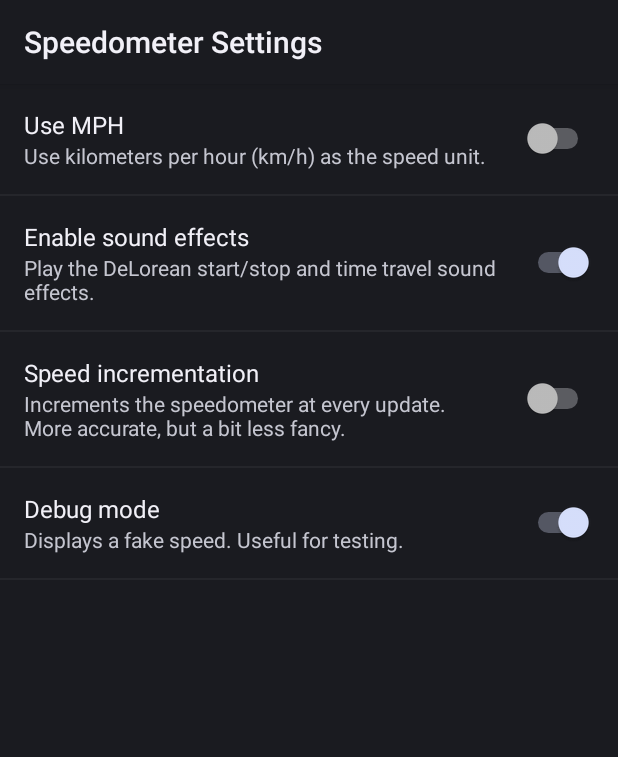
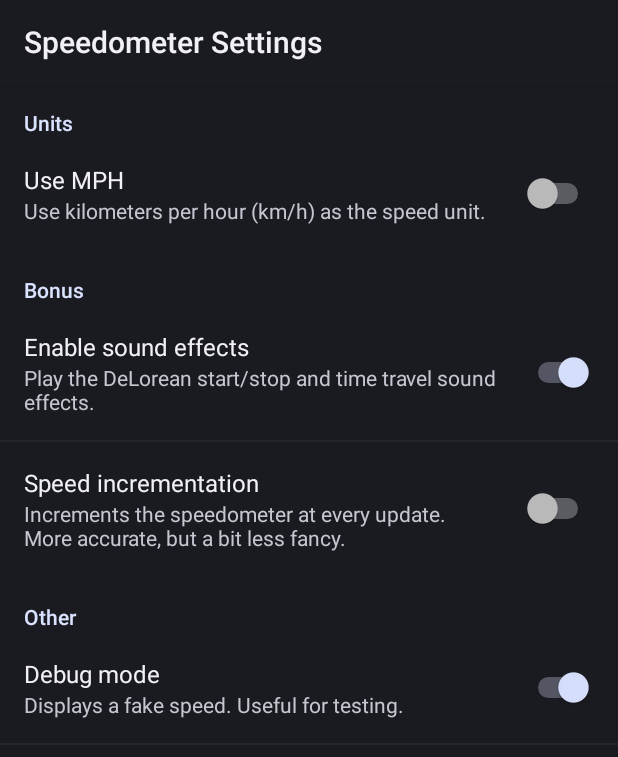
Before and after one commit to outadoc/DeLorean-Speedometer, an Android app: the SettingsActivity screen opened directly, with no data from a screen before it, on a phone screen of 412 x 824 dp. Shown: the top 757 px of the screen. Run offline under Robolectric (Android 15) with nearby library versions, the phone set to English and light mode, and no system bars.

Commit message:
Add prefs sections

```diff
--- a/app/src/main/res/values/strings.xml
+++ b/app/src/main/res/values/strings.xml
@@ -16,4 +16,7 @@
 	<string name="pref_speed_increment_summary_on">Increments the speedometer just like in the movie, unit by unit. Causes a slight lag in the display.</string>
 	<string name="pref_speed_increment_summary_off">Increments the speedometer at every update. More accurate, but a bit less fancy.</string>
 
+	<string name="pref_cat_units">Units</string>
+	<string name="pref_cat_bonus">Bonus</string>
+	<string name="pref_cat_other">Other</string>
 </resources>
--- a/app/src/main/res/xml/prefs.xml
+++ b/app/src/main/res/xml/prefs.xml
@@ -1,12 +1,15 @@
 <?xml version="1.0" encoding="utf-8"?>
 
 <PreferenceScreen xmlns:android="http://schemas.android.com/apk/res/android">
+	<PreferenceCategory android:title="@string/pref_cat_units">
 		<SwitchPreference
 			android:defaultValue="false"
 			android:key="pref_use_mph"
 			android:summaryOff="@string/pref_use_mph_summary_off"
 			android:summaryOn="@string/pref_use_mph_summary_on"
 			android:title="@string/pref_use_mph_title" />
+	</PreferenceCategory>
+	<PreferenceCategory android:title="@string/pref_cat_bonus">
 		<SwitchPreference
 			android:defaultValue="true"
 			android:key="pref_enable_sounds"
@@ -18,9 +21,12 @@
 			android:summaryOff="@string/pref_speed_increment_summary_off"
 			android:summaryOn="@string/pref_speed_increment_summary_on"
 			android:title="@string/pref_speed_increment_title" />
+	</PreferenceCategory>
+	<PreferenceCategory android:title="@string/pref_cat_other">
 		<SwitchPreference
 			android:defaultValue="true"
 			android:key="pref_debug"
 			android:summary="@string/pref_debug_summary"
 			android:title="@string/pref_debug_title" />
+	</PreferenceCategory>
 </PreferenceScreen>
```
Also changed, not shown: 1 other file. Lines whose indentation alone changed are shown as unchanged.
